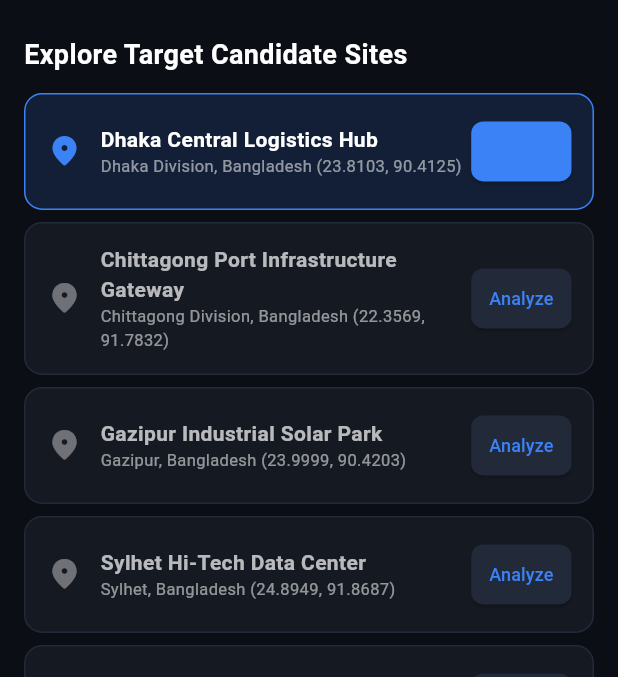
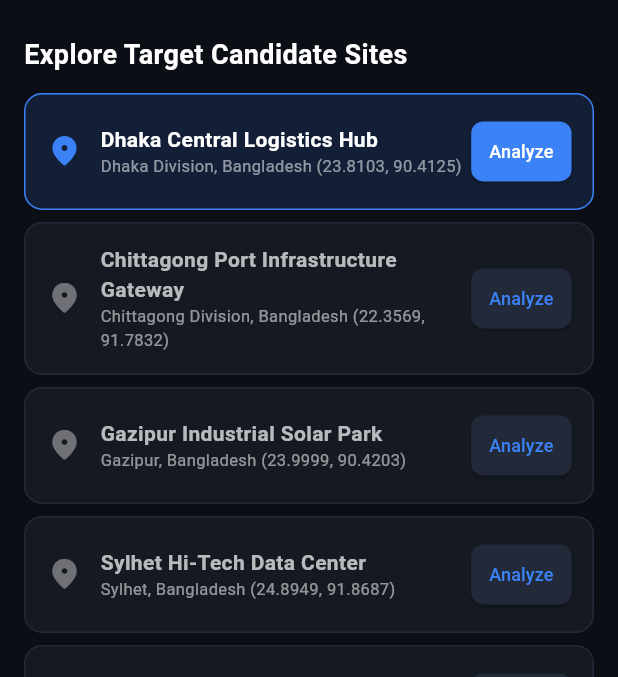
Before and after one commit to yanayem/NASA-Space-Apps-Challenge-Team-NextGen-Galaxy-, a Flutter app: the screen it shows after launch, scrolled down 576 dp, on a phone screen of 412 x 824 dp, the part 142-819 px from its top. Run offline on Flutter 3.47's test engine with Material 3 defaults, Android fonts, the phone set to English and light mode, and no system bars; network calls fail.

Commit message:
Fixed mobile UI

```diff
--- a/mobile/lib/main.dart
+++ b/mobile/lib/main.dart
@@ -76,7 +76,7 @@ class _MainNavigationContainerState extends State<MainNavigationContainer> {
             children: [
               Icon(Icons.settings, color: Color(0xFF3B82F6)),
               SizedBox(width: 8),
-              Text('API & Seed Data Settings'),
+              Expanded(child: Text('API & Seed Data Settings')),
             ],
           ),
           content: Column(
@@ -131,6 +131,7 @@ class _MainNavigationContainerState extends State<MainNavigationContainer> {
             ElevatedButton(
               style: ElevatedButton.styleFrom(
                 backgroundColor: const Color(0xFF3B82F6),
+                foregroundColor: Colors.white,
               ),
               onPressed: () {
                 apiService.setBackendUrl(controller.text);
--- a/mobile/lib/screens/dashboard_screen.dart
+++ b/mobile/lib/screens/dashboard_screen.dart
@@ -378,6 +378,7 @@ class _DashboardScreenState extends State<DashboardScreen> {
                       backgroundColor: isSelected
                           ? const Color(0xFF3B82F6)
                           : const Color(0xFF222938),
+                      foregroundColor: isSelected ? Colors.white : null,
                       padding: const EdgeInsets.symmetric(
                           horizontal: 12, vertical: 8),
                       shape: RoundedRectangleBorder(
--- a/mobile/lib/screens/site_risk_screen.dart
+++ b/mobile/lib/screens/site_risk_screen.dart
@@ -223,7 +223,8 @@ class _SiteRiskScreenState extends State<SiteRiskScreen> {
           Row(
             mainAxisAlignment: MainAxisAlignment.spaceBetween,
             children: [
-              Column(
+              Expanded(
+                child: Column(
                 crossAxisAlignment: CrossAxisAlignment.start,
                 children: [
                   Text(
@@ -239,7 +240,9 @@ class _SiteRiskScreenState extends State<SiteRiskScreen> {
                     style: const TextStyle(color: Colors.white54, fontSize: 11),
                   ),
                 ],
+                ),
               ),
+              const SizedBox(width: 8),
               Chip(
                 label: Text(
                   _projectTypes[result.projectType] ?? result.projectType,
```
